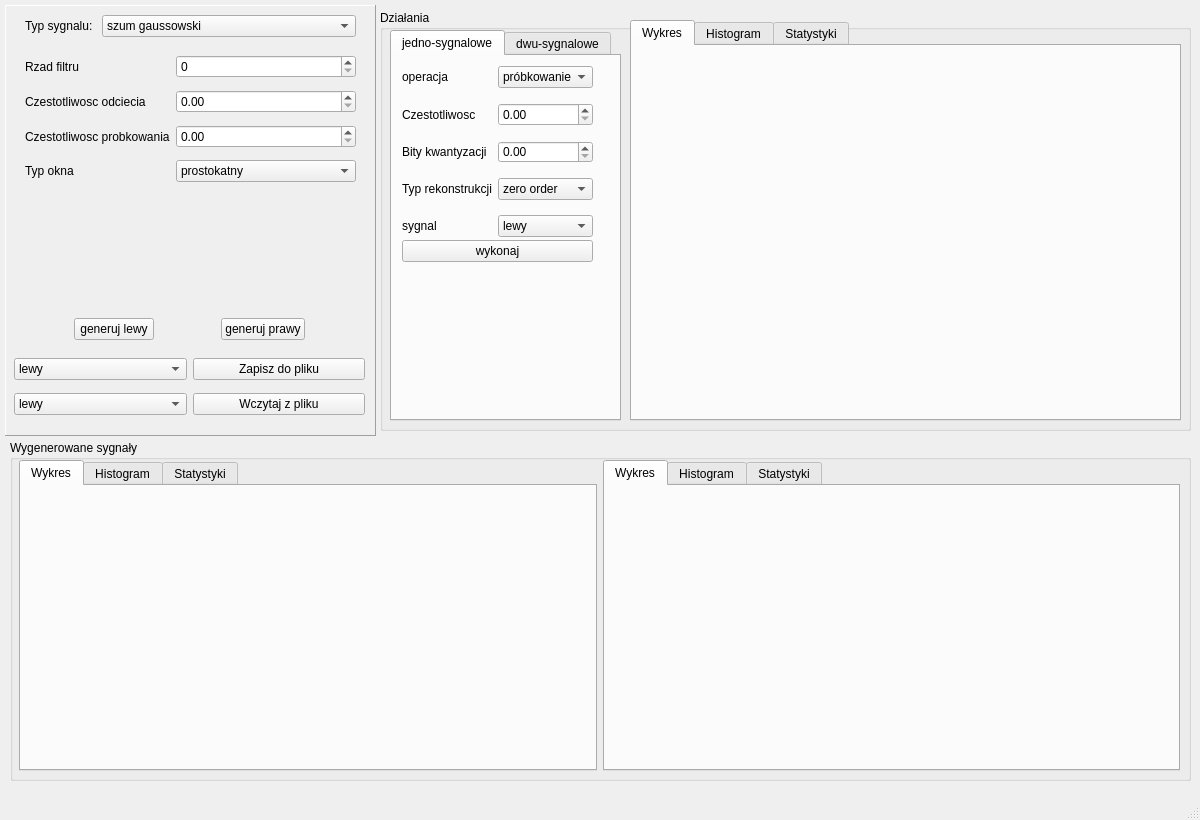
The window that gui/gui_design.ui (kwisnia/sygnaly) describes before a commit, drawn with Qt 5.
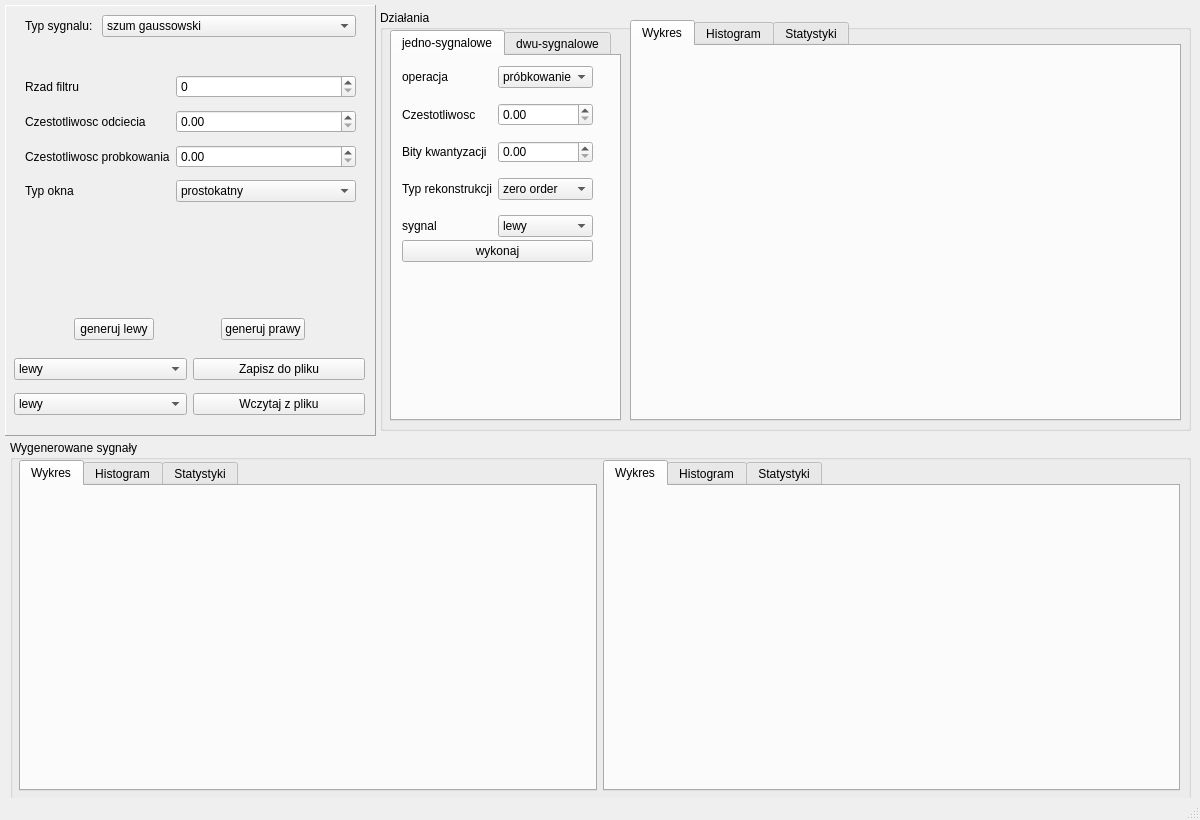
The same window after the commit. The open tabs and pages were chosen to show the change.

```diff
--- a/gui/gui_design.ui
+++ b/gui/gui_design.ui
@@ -1112,7 +1112,7 @@
        <property name="geometry">
         <rect>
          <x>0</x>
-         <y>0</y>
+         <y>20</y>
          <width>331</width>
          <height>221</height>
         </rect>
@@ -1263,7 +1263,7 @@
       <x>10</x>
       <y>440</y>
       <width>1181</width>
-      <height>341</height>
+      <height>361</height>
      </rect>
     </property>
     <property name="title">
@@ -1275,7 +1275,7 @@
        <x>9</x>
        <y>20</y>
        <width>1161</width>
-       <height>311</height>
+       <height>331</height>
       </rect>
      </property>
      <layout class="QGridLayout" name="wygenerowaneLayout">
@@ -1294,7 +1294,7 @@
             <x>10</x>
             <y>10</y>
             <width>551</width>
-            <height>271</height>
+            <height>291</height>
            </rect>
           </property>
           <layout class="QVBoxLayout" name="wykresPrawyLayout"/>
@@ -1343,16 +1343,20 @@
          <attribute name="title">
           <string>Wykres</string>
          </attribute>
-         <widget class="QWidget" name="verticalLayoutWidget_3">
+         <widget class="QWidget" name="gridLayoutWidget_2">
           <property name="geometry">
            <rect>
             <x>10</x>
             <y>10</y>
             <width>551</width>
-            <height>271</height>
+            <height>291</height>
            </rect>
           </property>
-          <layout class="QVBoxLayout" name="wykresLewyLayout"/>
+          <layout class="QGridLayout" name="wykresLewyLayout">
+           <property name="spacing">
+            <number>0</number>
+           </property>
+          </layout>
          </widget>
         </widget>
         <widget class="QWidget" name="histogramLewyWygenerowaneTab">
@@ -1420,6 +1424,17 @@
       <attribute name="title">
        <string>Wykres</string>
       </attribute>
+      <widget class="QWidget" name="verticalLayoutWidget_3">
+       <property name="geometry">
+        <rect>
+         <x>10</x>
+         <y>10</y>
+         <width>531</width>
+         <height>361</height>
+        </rect>
+       </property>
+       <layout class="QVBoxLayout" name="wykresWynikowyLayout"/>
+      </widget>
      </widget>
      <widget class="QWidget" name="histogramWynikowyTab">
       <attribute name="title">
```
Left out of the diff: 43 changed lines with no effect on the pictures.
